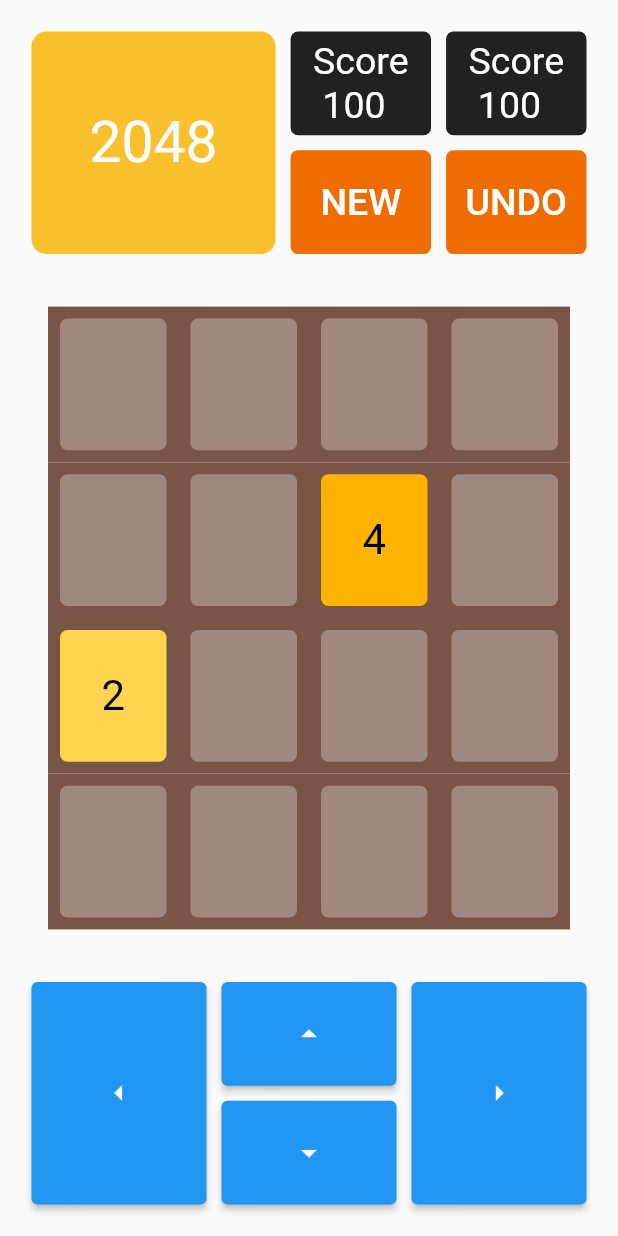
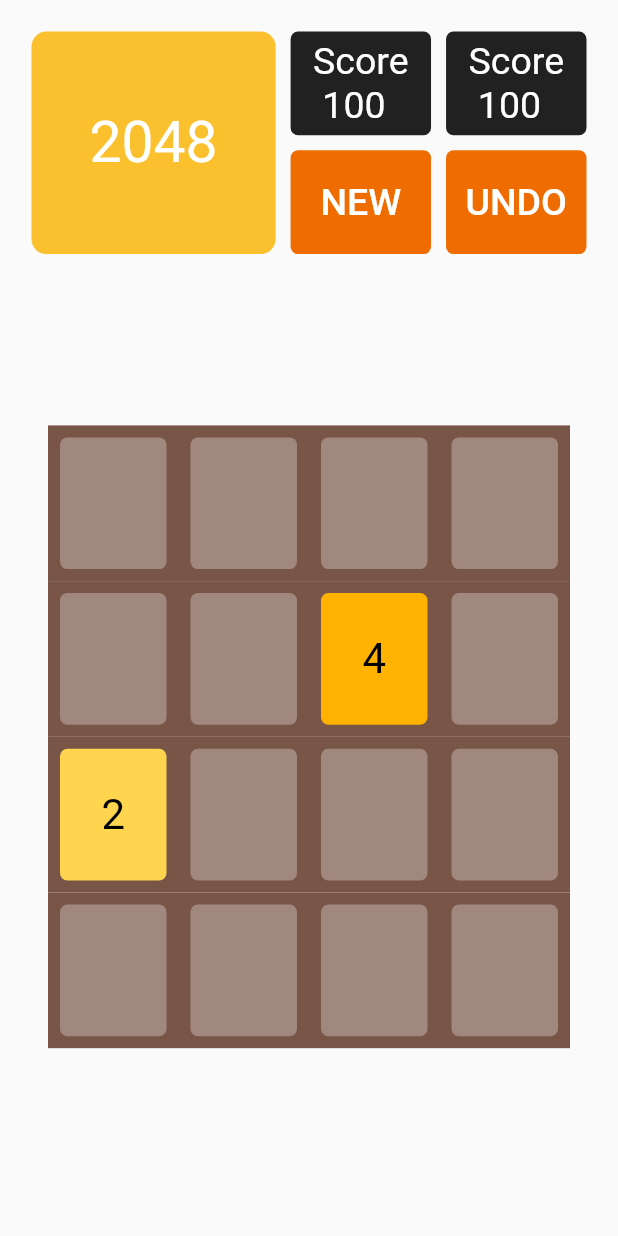
Before and after one commit to Diyorjon825/2048, a Flutter app: the screen it shows after launch, on a phone screen of 412 x 824 dp. Run offline on Flutter 3.47's test engine with Material 2 defaults, Android fonts, the phone set to English and light mode, and no system bars.

Commit message:
I deleted navigation buttons and added control with swipe

```diff
--- a/lib/pages/home_page.dart
+++ b/lib/pages/home_page.dart
@@ -145,80 +145,116 @@ class _HomePageState extends State<HomePage> {
                 ),
               ),
               Expanded(
-                flex: 6,
-                child: MainWidget(),
+                flex: 1,
+                child: Container(),
               ),
               Expanded(
-                flex: 2,
-                child: Container(
-                  child: Row(
-                    crossAxisAlignment: CrossAxisAlignment.stretch,
-                    children: [
-                      Expanded(
-                        child: Container(
-                          padding: EdgeInsets.all(5),
-                          child: ElevatedButton(
-                            child: Icon(Icons.arrow_left_outlined),
-                            onPressed: () {
+                flex: 6,
+                child: GestureDetector(
+                  onHorizontalDragEnd: (DragEndDetails details) {
+                    if (details.primaryVelocity! > 0) {
+                      // User swiped Left
+                      setState(() {
+                        toRight();
+                      });
+                    } else if (details.primaryVelocity! < 0) {
                       setState(() {
                         toLeft();
                       });
+                      // User swiped Right
+                    }
                   },
-                          ),
+                  onVerticalDragEnd: (DragEndDetails details) {
+                    if (details.primaryVelocity! > 0) {
+                      // User swiped Left
+                      setState(() {
+                        toDown();
+                      });
+                    } else if (details.primaryVelocity! < 0) {
+                      setState(() {
+                        toUp();
+                      });
+                      // User swiped Right
+                    }
+                  },
+                  child: MainWidget(),
                 ),
               ),
               Expanded(
-                        child: Container(
-                          child: Column(
-                            crossAxisAlignment: CrossAxisAlignment.stretch,
-                            children: [
-                              Expanded(
-                                child: Container(
-                                  padding: EdgeInsets.all(5),
-                                  child: ElevatedButton(
-                                    child: Icon(Icons.arrow_drop_up),
-                                    onPressed: () {
-                                      setState(() {
-                                        toUp();
-                                      });
-                                    },
+                flex: 1,
+                child: Container(),
               ),
-                                ),
-                              ),
-                              Expanded(
-                                child: Container(
-                                  padding: EdgeInsets.all(5),
-                                  child: ElevatedButton(
-                                    child: Icon(Icons.arrow_drop_down),
-                                    onPressed: () {
-                                      setState(() {
-                                        toDown();
-                                      });
-                                    },
-                                  ),
-                                ),
-                              ),
-                            ],
-                          ),
-                        ),
-                      ),
-                      Expanded(
-                        child: Container(
-                          padding: EdgeInsets.all(5),
-                          child: ElevatedButton(
-                            child: Icon(Icons.arrow_right_outlined),
-                            onPressed: () {
-                              setState(() {
-                                toRight();
-                              });
-                            },
-                          ),
-                        ),
-                      )
-                    ],
-                  ),
-                ),
-              )
+              // Expanded(
+              //   flex: 2,
+              //   child: Container(
+              //     child: Row(
+              //       crossAxisAlignment: CrossAxisAlignment.stretch,
+              //       children: [
+              //         Expanded(
+              //           child: Container(
+              //             padding: EdgeInsets.all(5),
+              //             child: ElevatedButton(
+              //               child: Icon(Icons.arrow_left_outlined),
+              //               onPressed: () {
+              //                 setState(() {
+              //                   toLeft();
+              //                 });
+              //               },
+              //             ),
+              //           ),
+              //         ),
+              //         Expanded(
+              //           child: Container(
+              //             child: Column(
+              //               crossAxisAlignment: CrossAxisAlignment.stretch,
+              //               children: [
+              //                 Expanded(
+              //                   child: Container(
+              //                     padding: EdgeInsets.all(5),
+              //                     child: ElevatedButton(
+              //                       child: Icon(Icons.arrow_drop_up),
+              //                       onPressed: () {
+              //                         setState(() {
+              //                           toUp();
+              //                         });
+              //                       },
+              //                     ),
+              //                   ),
+              //                 ),
+              //                 Expanded(
+              //                   child: Container(
+              //                     padding: EdgeInsets.all(5),
+              //                     child: ElevatedButton(
+              //                       child: Icon(Icons.arrow_drop_down),
+              //                       onPressed: () {
+              //                         setState(() {
+              //                           toDown();
+              //                         });
+              //                       },
+              //                     ),
+              //                   ),
+              //                 ),
+              //               ],
+              //             ),
+              //           ),
+              //         ),
+              //         Expanded(
+              //           child: Container(
+              //             padding: EdgeInsets.all(5),
+              //             child: ElevatedButton(
+              //               child: Icon(Icons.arrow_right_outlined),
+              //               onPressed: () {
+              //                 setState(() {
+              //                   toRight();
+              //                 });
+              //               },
+              //             ),
+              //           ),
+              //         )
+              //       ],
+              //     ),
+              //   ),
+              // )
             ],
           ),
         ),
@@ -341,132 +377,3 @@ class Cubs extends StatelessWidget {
     }
   }
 }
-
-//Begin HeadWidget
-
-// class HeadWidgets extends StatefulWidget {
-//   const HeadWidgets({
-//     Key? key,
-//   }) : super(key: key);
-
-//   @override
-//   _HeadWidgetsState createState() => _HeadWidgetsState();
-// }
-
-// class _HeadWidgetsState extends State<HeadWidgets> {
-//   @override
-//   Widget build(BuildContext context) {
-//     return Row(
-//       children: [
-//         Expanded(
-//           flex: 5,
-//           child: Container(
-//             decoration: BoxDecoration(
-//               borderRadius: BorderRadius.circular(10),
-//               color: Colors.yellow[700],
-//             ),
-//             margin: EdgeInsets.all(5),
-//             child: Align(
-//               alignment: Alignment.center,
-//               child: Text(
-//                 '2048',
-//                 style: TextStyle(fontSize: 38, color: Colors.white),
-//               ),
-//             ),
-//           ),
-//         ),
-//         Expanded(
-//           flex: 3,
-//           child: Container(
-//             child: Column(
-//               children: [
-//                 Expanded(
-//                   child: Container(
-//                     decoration: BoxDecoration(
-//                       borderRadius: BorderRadius.circular(5),
-//                       color: Colors.black87,
-//                     ),
-//                     margin: EdgeInsets.all(5),
-//                     child: Align(
-//                       alignment: Alignment.center,
-//                       child: Text(
-//                         'Score\n 100',
-//                         style: TextStyle(color: Colors.white, fontSize: 25),
-//                       ),
-//                     ),
-//                   ),
-//                 ),
-//                 Expanded(
-//                   child: Container(
-//                     decoration: BoxDecoration(
-//                       borderRadius: BorderRadius.circular(5),
-//                       color: Colors.orange[800],
-//                     ),
-//                     margin: EdgeInsets.all(5),
-//                     child: Align(
-//                       alignment: Alignment.center,
-//                       child: TextButton(
-//                         child: Text(
-//                           'NEW',
-//                           style: TextStyle(fontSize: 25, color: Colors.white),
-//                         ),
-//                         onPressed: () {},
-//                       ),
-//                     ),
-//                   ),
-//                 ),
-//               ],
-//             ),
-//           ),
-//         ),
-//         Expanded(
-//           flex: 3,
-//           child: Container(
-//             child: Column(
-//               children: [
-//                 Expanded(
-//                   child: Container(
-//                     decoration: BoxDecoration(
-//                       borderRadius: BorderRadius.circular(5),
-//                       color: Colors.black87,
-//                     ),
-//                     margin: EdgeInsets.all(5),
-//                     child: Align(
-//                       alignment: Alignment.center,
-//                       child: Text(
-//                         'Score\n 100',
-//                         style: TextStyle(
-//                           color: Colors.white,
-//                           fontSize: 25,
-//                         ),
-//                       ),
-//                     ),
-//                   ),
-//                 ),
-//                 Expanded(
-//                   child: Container(
-//                     decoration: BoxDecoration(
-//                       borderRadius: BorderRadius.circular(5),
-//                       color: Colors.orange[800],
-//                     ),
-//                     margin: EdgeInsets.all(5),
-//                     child: Align(
-//                       alignment: Alignment.center,
-//                       child: TextButton(
-//                         child: Text(
-//                           'UNDO',
-//                           style: TextStyle(fontSize: 25, color: Colors.white),
-//                         ),
-//                         onPressed: () {},
-//                       ),
-//                     ),
-//                   ),
-//                 ),
-//               ],
-//             ),
-//           ),
-//         ),
-//       ],
-//     );
-//   }
-// }
```
Also changed, not shown: lib/pages/logic.dart (+17 -0 lines). Lines whose indentation alone changed are shown as unchanged.
